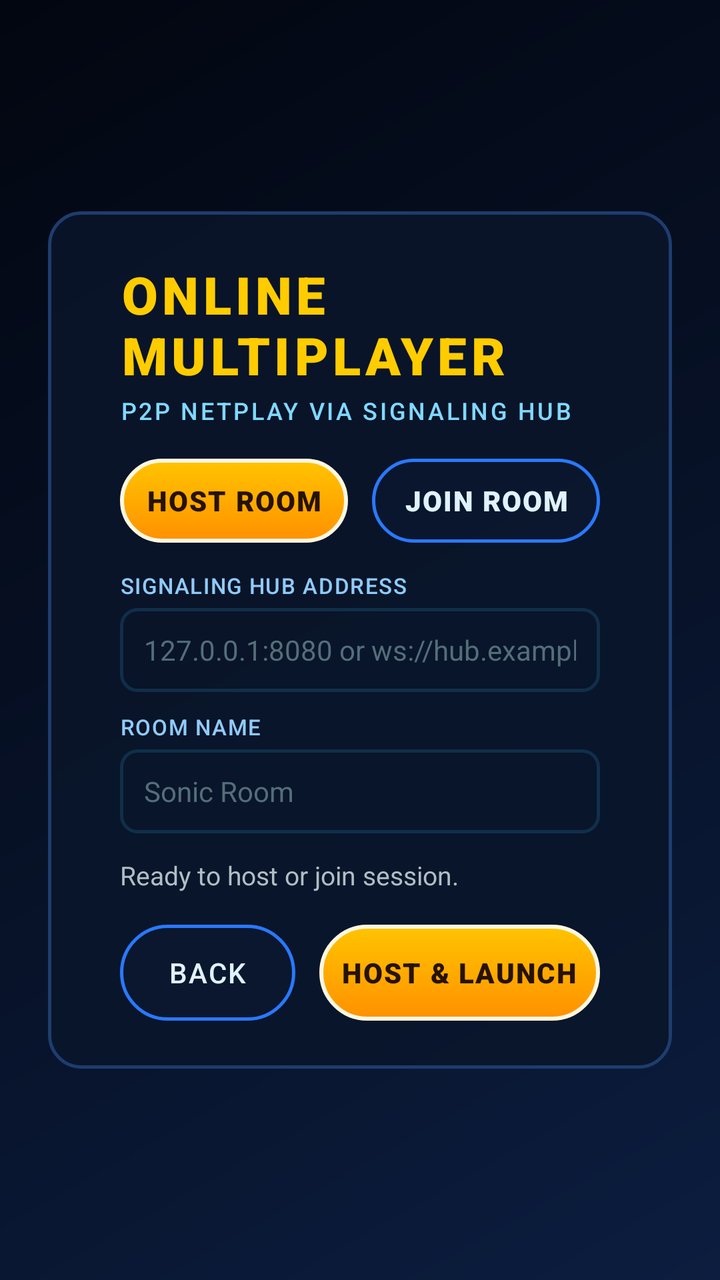
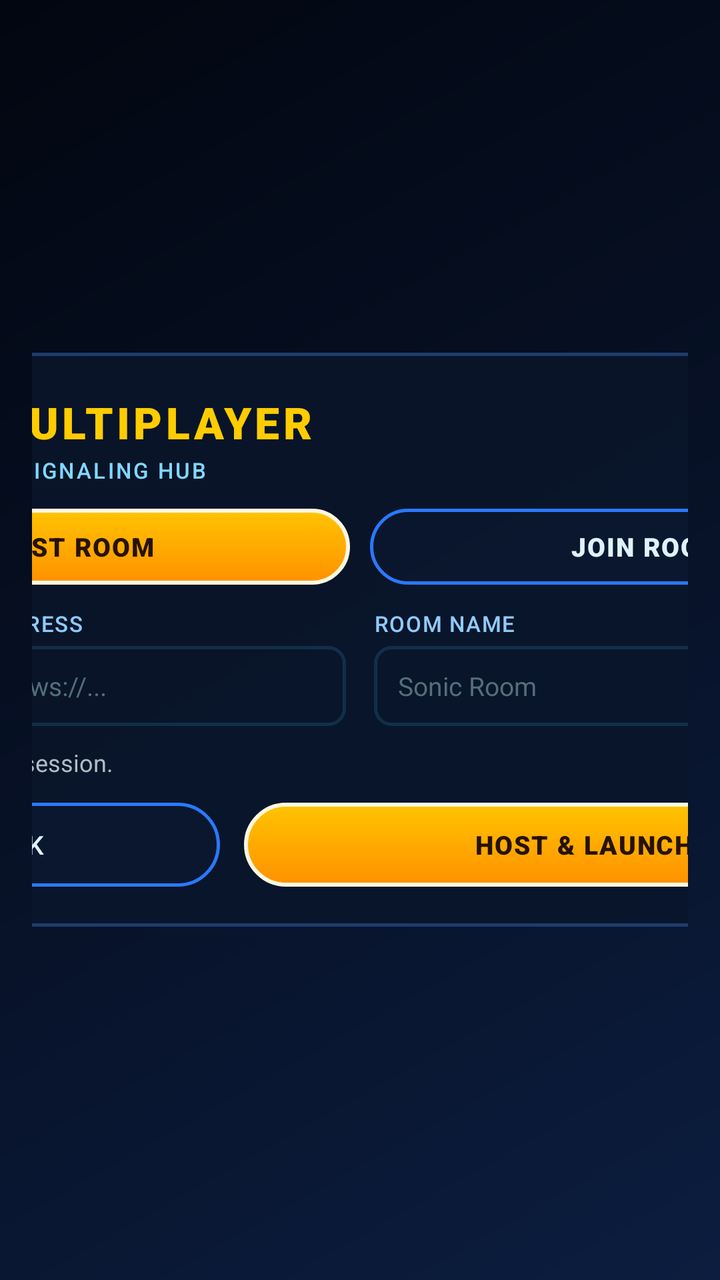

Compare the two renders of this Android layout. The source of the first and the diff that turns it into the second are given below.
<!-- AndroidManifest.xml: activity theme android:Theme.NoTitleBar.Fullscreen -->
<!-- res/layout/activity_multiplayer.xml -->
<?xml version="1.0" encoding="utf-8"?>
<RelativeLayout xmlns:android="http://schemas.android.com/apk/res/android"
    android:layout_width="match_parent"
    android:layout_height="match_parent"
    android:background="@drawable/bg_launcher"
    android:fitsSystemWindows="true"
    android:gravity="center"
    android:padding="24dp">

    <LinearLayout
        android:id="@+id/card_container"
        android:layout_width="560dp"
        android:layout_height="wrap_content"
        android:layout_centerInParent="true"
        android:background="@drawable/card_placeholder"
        android:orientation="vertical"
        android:paddingStart="36dp"
        android:paddingTop="24dp"
        android:paddingEnd="36dp"
        android:paddingBottom="24dp">

        
        <TextView
            android:id="@+id/tv_title"
            android:layout_width="wrap_content"
            android:layout_height="wrap_content"
            android:fontFamily="sans-serif-black"
            android:letterSpacing="0.08"
            android:text="ONLINE MULTIPLAYER"
            android:textColor="#FFCC00"
            android:textSize="26sp"
            android:textStyle="bold" />

        <TextView
            android:id="@+id/tv_subtitle"
            android:layout_width="wrap_content"
            android:layout_height="wrap_content"
            android:layout_marginTop="2dp"
            android:fontFamily="sans-serif-medium"
            android:letterSpacing="0.1"
            android:text="P2P NETPLAY VIA SIGNALING HUB"
            android:textColor="#80D8FF"
            android:textSize="12sp" />

        
        <LinearLayout
            android:layout_width="match_parent"
            android:layout_height="42dp"
            android:layout_marginTop="16dp"
            android:orientation="horizontal">

            <Button
                android:id="@+id/btn_role_host"
                android:layout_width="0dp"
                android:layout_height="match_parent"
                android:layout_weight="1"
                android:background="@drawable/btn_primary"
                android:fontFamily="sans-serif-black"
                android:letterSpacing="0.05"
                android:stateListAnimator="@null"
                android:text="HOST ROOM"
                android:textColor="#261200"
                android:textSize="14sp" />

            <View
                android:layout_width="12dp"
                android:layout_height="match_parent" />

            <Button
                android:id="@+id/btn_role_join"
                android:layout_width="0dp"
                android:layout_height="match_parent"
                android:layout_weight="1"
                android:background="@drawable/btn_secondary"
                android:fontFamily="sans-serif-black"
                android:letterSpacing="0.05"
                android:stateListAnimator="@null"
                android:text="JOIN ROOM"
                android:textColor="#E0F2FE"
                android:textSize="14sp" />
        </LinearLayout>

        
        <TextView
            android:layout_width="wrap_content"
            android:layout_height="wrap_content"
            android:layout_marginTop="14dp"
            android:fontFamily="sans-serif-medium"
            android:letterSpacing="0.05"
            android:text="SIGNALING HUB ADDRESS"
            android:textColor="#90CAF9"
            android:textSize="11sp" />

        <EditText
            android:id="@+id/et_hub_address"
            android:layout_width="match_parent"
            android:layout_height="42dp"
            android:layout_marginTop="4dp"
            android:background="@drawable/bg_input_field"
            android:fontFamily="sans-serif"
            android:hint="127.0.0.1:8080 or ws://hub.example.com"
            android:inputType="textUri"
            android:paddingStart="12dp"
            android:paddingEnd="12dp"
            android:textColor="#FFFFFF"
            android:textColorHint="#546E7A"
            android:textSize="14sp" />

        
        <LinearLayout
            android:id="@+id/layout_room_name"
            android:layout_width="match_parent"
            android:layout_height="wrap_content"
            android:orientation="vertical">

            <TextView
                android:layout_width="wrap_content"
                android:layout_height="wrap_content"
                android:layout_marginTop="10dp"
                android:fontFamily="sans-serif-medium"
                android:letterSpacing="0.05"
                android:text="ROOM NAME"
                android:textColor="#90CAF9"
                android:textSize="11sp" />

            <EditText
                android:id="@+id/et_room_name"
                android:layout_width="match_parent"
                android:layout_height="42dp"
                android:layout_marginTop="4dp"
                android:background="@drawable/bg_input_field"
                android:fontFamily="sans-serif"
                android:hint="Sonic Room"
                android:inputType="text"
                android:paddingStart="12dp"
                android:paddingEnd="12dp"
                android:textColor="#FFFFFF"
                android:textColorHint="#546E7A"
                android:textSize="14sp" />
        </LinearLayout>

        
        <LinearLayout
            android:id="@+id/layout_room_id"
            android:layout_width="match_parent"
            android:layout_height="wrap_content"
            android:orientation="vertical"
            android:visibility="gone">

            <TextView
                android:layout_width="wrap_content"
                android:layout_height="wrap_content"
                android:layout_marginTop="10dp"
                android:fontFamily="sans-serif-medium"
                android:letterSpacing="0.05"
                android:text="ROOM ID / CODE (OPTIONAL)"
                android:textColor="#90CAF9"
                android:textSize="11sp" />

            <EditText
                android:id="@+id/et_room_id"
                android:layout_width="match_parent"
                android:layout_height="42dp"
                android:layout_marginTop="4dp"
                android:background="@drawable/bg_input_field"
                android:fontFamily="sans-serif"
                android:hint="Leave empty for first available room"
                android:inputType="text"
                android:paddingStart="12dp"
                android:paddingEnd="12dp"
                android:textColor="#FFFFFF"
                android:textColorHint="#546E7A"
                android:textSize="14sp" />
        </LinearLayout>

        
        <LinearLayout
            android:layout_width="match_parent"
            android:layout_height="wrap_content"
            android:layout_marginTop="12dp"
            android:gravity="center_vertical"
            android:orientation="horizontal">

            <ProgressBar
                android:id="@+id/progress_bar"
                android:layout_width="20dp"
                android:layout_height="20dp"
                android:layout_marginEnd="8dp"
                android:indeterminateTint="#FFCC00"
                android:visibility="gone" />

            <TextView
                android:id="@+id/tv_status"
                android:layout_width="0dp"
                android:layout_height="wrap_content"
                android:layout_weight="1"
                android:fontFamily="sans-serif"
                android:text="Ready to host or join session."
                android:textColor="#B0BEC5"
                android:textSize="13sp" />
        </LinearLayout>

        
        <LinearLayout
            android:layout_width="match_parent"
            android:layout_height="48dp"
            android:layout_marginTop="16dp"
            android:orientation="horizontal">

            <Button
                android:id="@+id/btn_cancel"
                android:layout_width="0dp"
                android:layout_height="match_parent"
                android:layout_weight="1"
                android:background="@drawable/btn_secondary"
                android:fontFamily="sans-serif-medium"
                android:letterSpacing="0.05"
                android:stateListAnimator="@null"
                android:text="BACK"
                android:textColor="#E0F2FE"
                android:textSize="14sp" />

            <View
                android:layout_width="12dp"
                android:layout_height="match_parent" />

            <Button
                android:id="@+id/btn_start_matchmaking"
                android:layout_width="0dp"
                android:layout_height="match_parent"
                android:layout_weight="1.6"
                android:background="@drawable/btn_primary"
                android:fontFamily="sans-serif-black"
                android:letterSpacing="0.05"
                android:stateListAnimator="@null"
                android:text="HOST &amp; LAUNCH"
                android:textColor="#261200"
                android:textSize="14sp" />
        </LinearLayout>

    </LinearLayout>

</RelativeLayout>
<!-- resources referenced by this layout -->
<resources>
  <!-- drawable bg_input_field (drawable) -->
  <?xml version="1.0" encoding="utf-8"?>
  <shape xmlns:android="http://schemas.android.com/apk/res/android"
      android:shape="rectangle">
      <corners android:radius="8dp" />
      <solid android:color="#330A162B" />
      <stroke
          android:width="1.5dp"
          android:color="#2640C4FF" />
  </shape>
  <!-- drawable bg_launcher (drawable) -->
  <?xml version="1.0" encoding="utf-8"?>
  <shape xmlns:android="http://schemas.android.com/apk/res/android"
      android:shape="rectangle">
      <gradient
          android:angle="135"
          android:startColor="#0c1d3f"
          android:centerColor="#071126"
          android:endColor="#020610" />
  </shape>
  <!-- drawable btn_primary (drawable) -->
  <?xml version="1.0" encoding="utf-8"?>
  <selector xmlns:android="http://schemas.android.com/apk/res/android">
      <item android:state_pressed="true">
          <shape android:shape="rectangle">
              <corners android:radius="24dp" />
              <gradient
                  android:angle="270"
                  android:startColor="#E67300"
                  android:endColor="#BF5000" />
              <stroke
                  android:width="2dp"
                  android:color="#FFE57F" />
          </shape>
      </item>
      <item android:state_focused="true">
          <shape android:shape="rectangle">
              <corners android:radius="24dp" />
              <gradient
                  android:angle="270"
                  android:startColor="#FFA000"
                  android:endColor="#FF6F00" />
              <stroke
                  android:width="3dp"
                  android:color="#FFFFFF" />
          </shape>
      </item>
      <item>
          <shape android:shape="rectangle">
              <corners android:radius="24dp" />
              <gradient
                  android:angle="270"
                  android:startColor="#FFC400"
                  android:endColor="#FF9100" />
              <stroke
                  android:width="2dp"
                  android:color="#FFF8E1" />
          </shape>
      </item>
  </selector>
  <!-- drawable btn_secondary (drawable) -->
  <?xml version="1.0" encoding="utf-8"?>
  <selector xmlns:android="http://schemas.android.com/apk/res/android">
      <item android:state_pressed="true">
          <shape android:shape="rectangle">
              <corners android:radius="24dp" />
              <solid android:color="#4D1976D2" />
              <stroke
                  android:width="2dp"
                  android:color="#40C4FF" />
          </shape>
      </item>
      <item android:state_focused="true">
          <shape android:shape="rectangle">
              <corners android:radius="24dp" />
              <solid android:color="#331976D2" />
              <stroke
                  android:width="2.5dp"
                  android:color="#80D8FF" />
          </shape>
      </item>
      <item>
          <shape android:shape="rectangle">
              <corners android:radius="24dp" />
              <solid android:color="#26122644" />
              <stroke
                  android:width="1.5dp"
                  android:color="#2979FF" />
          </shape>
      </item>
  </selector>
  <!-- drawable card_placeholder (drawable) -->
  <?xml version="1.0" encoding="utf-8"?>
  <shape xmlns:android="http://schemas.android.com/apk/res/android"
      android:shape="rectangle">
      <corners android:radius="16dp" />
      <solid android:color="#D90A162B" />
      <stroke
          android:width="1.5dp"
          android:color="#1E3D6E" />
  </shape>
</resources>

<!-- the commit's change to res/layout/activity_multiplayer.xml (unified diff, before → after) -->
@@ -1,243 +1,270 @@
 <?xml version="1.0" encoding="utf-8"?>
-<RelativeLayout xmlns:android="http://schemas.android.com/apk/res/android"
+<ScrollView xmlns:android="http://schemas.android.com/apk/res/android"
     android:layout_width="match_parent"
     android:layout_height="match_parent"
     android:background="@drawable/bg_launcher"
-    android:fitsSystemWindows="true"
-    android:gravity="center"
-    android:padding="24dp">
+    android:fillViewport="true"
+    android:fitsSystemWindows="true">
 
     <LinearLayout
-        android:id="@+id/card_container"
-        android:layout_width="560dp"
+        android:layout_width="match_parent"
         android:layout_height="wrap_content"
-        android:layout_centerInParent="true"
-        android:background="@drawable/card_placeholder"
-        android:orientation="vertical"
-        android:paddingStart="36dp"
-        android:paddingTop="24dp"
-        android:paddingEnd="36dp"
-        android:paddingBottom="24dp">
-
-        
-        <TextView
-            android:id="@+id/tv_title"
-            android:layout_width="wrap_content"
+        android:gravity="center"
+        android:padding="16dp">
+
+        <LinearLayout
+            android:id="@+id/card_container"
+            android:layout_width="620dp"
             android:layout_height="wrap_content"
-            android:fontFamily="sans-serif-black"
-            android:letterSpacing="0.08"
-            android:text="ONLINE MULTIPLAYER"
-            android:textColor="#FFCC00"
-            android:textSize="26sp"
-            android:textStyle="bold" />
-
-        <TextView
-            android:id="@+id/tv_subtitle"
-            android:layout_width="wrap_content"
-            android:layout_height="wrap_content"
-            android:layout_marginTop="2dp"
-            android:fontFamily="sans-serif-medium"
-            android:letterSpacing="0.1"
-            android:text="P2P NETPLAY VIA SIGNALING HUB"
-            android:textColor="#80D8FF"
-            android:textSize="12sp" />
-
-        
-        <LinearLayout
-            android:layout_width="match_parent"
-            android:layout_height="42dp"
-            android:layout_marginTop="16dp"
-            android:orientation="horizontal">
-
-            <Button
-                android:id="@+id/btn_role_host"
-                android:layout_width="0dp"
-                android:layout_height="match_parent"
-                android:layout_weight="1"
-                android:background="@drawable/btn_primary"
+            android:background="@drawable/card_placeholder"
+            android:orientation="vertical"
+            android:paddingStart="28dp"
+            android:paddingTop="20dp"
+            android:paddingEnd="28dp"
+            android:paddingBottom="20dp">
+
+            
+            <TextView
+                android:id="@+id/tv_title"
+                android:layout_width="wrap_content"
+                android:layout_height="wrap_content"
                 android:fontFamily="sans-serif-black"
-                android:letterSpacing="0.05"
-                android:stateListAnimator="@null"
-                android:text="HOST ROOM"
-                android:textColor="#261200"
-                android:textSize="14sp" />
-
-            <View
-                android:layout_width="12dp"
-                android:layout_height="match_parent" />
-
-            <Button
-                android:id="@+id/btn_role_join"
-                android:layout_width="0dp"
-                android:layout_height="match_parent"
-                android:layout_weight="1"
-                android:background="@drawable/btn_secondary"
-                android:fontFamily="sans-serif-black"
-                android:letterSpacing="0.05"
-                android:stateListAnimator="@null"
-                android:text="JOIN ROOM"
-                android:textColor="#E0F2FE"
-                android:textSize="14sp" />
+                android:letterSpacing="0.08"
+                android:text="ONLINE MULTIPLAYER"
+                android:textColor="#FFCC00"
+                android:textSize="22sp"
+                android:textStyle="bold" />
+
+            <TextView
+                android:id="@+id/tv_subtitle"
+                android:layout_width="wrap_content"
+                android:layout_height="wrap_content"
+                android:layout_marginTop="2dp"
+                android:fontFamily="sans-serif-medium"
+                android:letterSpacing="0.1"
+                android:text="P2P NETPLAY VIA SIGNALING HUB"
+                android:textColor="#80D8FF"
+                android:textSize="11sp" />
+
+            
+            <LinearLayout
+                android:layout_width="match_parent"
+                android:layout_height="38dp"
+                android:layout_marginTop="12dp"
+                android:orientation="horizontal">
+
+                <Button
+                    android:id="@+id/btn_role_host"
+                    android:layout_width="0dp"
+                    android:layout_height="match_parent"
+                    android:layout_weight="1"
+                    android:background="@drawable/btn_primary"
+                    android:fontFamily="sans-serif-black"
+                    android:letterSpacing="0.05"
+                    android:stateListAnimator="@null"
+                    android:text="HOST ROOM"
+                    android:textColor="#261200"
+                    android:textSize="13sp" />
+
+                <View
+                    android:layout_width="10dp"
+                    android:layout_height="match_parent" />
+
+                <Button
+                    android:id="@+id/btn_role_join"
+                    android:layout_width="0dp"
+                    android:layout_height="match_parent"
+                    android:layout_weight="1"
+                    android:background="@drawable/btn_secondary"
+                    android:fontFamily="sans-serif-black"
+                    android:letterSpacing="0.05"
+                    android:stateListAnimator="@null"
+                    android:text="JOIN ROOM"
+                    android:textColor="#E0F2FE"
+                    android:textSize="13sp" />
+            </LinearLayout>
+
+            
+            <LinearLayout
+                android:layout_width="match_parent"
+                android:layout_height="wrap_content"
+                android:layout_marginTop="12dp"
+                android:orientation="horizontal">
+
+                
+                <LinearLayout
+                    android:layout_width="0dp"
+                    android:layout_height="wrap_content"
+                    android:layout_weight="1"
+                    android:orientation="vertical">
+
+                    <TextView
+                        android:layout_width="wrap_content"
+                        android:layout_height="wrap_content"
+                        android:fontFamily="sans-serif-medium"
+                        android:letterSpacing="0.05"
+                        android:text="SIGNALING HUB ADDRESS"
+                        android:textColor="#90CAF9"
+                        android:textSize="11sp" />
+
+                    <EditText
+                        android:id="@+id/et_hub_address"
+                        android:layout_width="match_parent"
+                        android:layout_height="40dp"
+                        android:layout_marginTop="4dp"
+                        android:background="@drawable/bg_input_field"
+                        android:fontFamily="sans-serif"
+                        android:hint="127.0.0.1:8080 or ws://..."
+                        android:inputType="textUri"
+                        android:paddingStart="12dp"
+                        android:paddingEnd="12dp"
+                        android:textColor="#FFFFFF"
+                        android:textColorHint="#546E7A"
+                        android:textSize="13sp" />
+                </LinearLayout>
+
+                <View
+                    android:layout_width="14dp"
+                    android:layout_height="match_parent" />
+
+                
+                <FrameLayout
+                    android:layout_width="0dp"
+                    android:layout_height="wrap_content"
+                    android:layout_weight="1">
+
+                    
+                    <LinearLayout
+                        android:id="@+id/layout_room_name"
+                        android:layout_width="match_parent"
+                        android:layout_height="wrap_content"
+                        android:orientation="vertical">
+
+                        <TextView
+                            android:layout_width="wrap_content"
+                            android:layout_height="wrap_content"
+                            android:fontFamily="sans-serif-medium"
+                            android:letterSpacing="0.05"
+                            android:text="ROOM NAME"
+                            android:textColor="#90CAF9"
+                            android:textSize="11sp" />
+
+                        <EditText
+                            android:id="@+id/et_room_name"
+                            android:layout_width="match_parent"
+                            android:layout_height="40dp"
+                            android:layout_marginTop="4dp"
+                            android:background="@drawable/bg_input_field"
+                            android:fontFamily="sans-serif"
+                            android:hint="Sonic Room"
+                            android:inputType="text"
+                            android:paddingStart="12dp"
+                            android:paddingEnd="12dp"
+                            android:textColor="#FFFFFF"
+                            android:textColorHint="#546E7A"
+                            android:textSize="13sp" />
+                    </LinearLayout>
+
+                    
+                    <LinearLayout
+                        android:id="@+id/layout_room_id"
+                        android:layout_width="match_parent"
+                        android:layout_height="wrap_content"
+                        android:orientation="vertical"
+                        android:visibility="gone">
+
+                        <TextView
+                            android:layout_width="wrap_content"
+                            android:layout_height="wrap_content"
+                            android:fontFamily="sans-serif-medium"
+                            android:letterSpacing="0.05"
+                            android:text="ROOM ID / CODE (OPTIONAL)"
+                            android:textColor="#90CAF9"
+                            android:textSize="11sp" />
+
+                        <EditText
+                            android:id="@+id/et_room_id"
+                            android:layout_width="match_parent"
+                            android:layout_height="40dp"
+                            android:layout_marginTop="4dp"
+                            android:background="@drawable/bg_input_field"
+                            android:fontFamily="sans-serif"
+                            android:hint="Leave empty for 1st room"
+                            android:inputType="text"
+                            android:paddingStart="12dp"
+                            android:paddingEnd="12dp"
+                            android:textColor="#FFFFFF"
+                            android:textColorHint="#546E7A"
+                            android:textSize="13sp" />
+                    </LinearLayout>
+                </FrameLayout>
+            </LinearLayout>
+
+            
+            <LinearLayout
+                android:layout_width="match_parent"
+                android:layout_height="wrap_content"
+                android:layout_marginTop="10dp"
+                android:gravity="center_vertical"
+                android:orientation="horizontal">
+
+                <ProgressBar
+                    android:id="@+id/progress_bar"
+                    android:layout_width="18dp"
+                    android:layout_height="18dp"
+                    android:layout_marginEnd="8dp"
+                    android:indeterminateTint="#FFCC00"
+                    android:visibility="gone" />
+
+                <TextView
+                    android:id="@+id/tv_status"
+                    android:layout_width="0dp"
+                    android:layout_height="wrap_content"
+                    android:layout_weight="1"
+                    android:fontFamily="sans-serif"
+                    android:text="Ready to host or join session."
+                    android:textColor="#B0BEC5"
+                    android:textSize="12sp" />
+            </LinearLayout>
+
+            
+            <LinearLayout
+                android:layout_width="match_parent"
+                android:layout_height="42dp"
+                android:layout_marginTop="12dp"
+                android:orientation="horizontal">
+
+                <Button
+                    android:id="@+id/btn_cancel"
+                    android:layout_width="0dp"
+                    android:layout_height="match_parent"
+                    android:layout_weight="1"
+                    android:background="@drawable/btn_secondary"
+                    android:fontFamily="sans-serif-medium"
+                    android:letterSpacing="0.05"
+                    android:stateListAnimator="@null"
+                    android:text="BACK"
+                    android:textColor="#E0F2FE"
+                    android:textSize="13sp" />
+
+                <View
+                    android:layout_width="12dp"
+                    android:layout_height="match_parent" />
+
+                <Button
+                    android:id="@+id/btn_start_matchmaking"
+                    android:layout_width="0dp"
+                    android:layout_height="match_parent"
+                    android:layout_weight="1.6"
+                    android:background="@drawable/btn_primary"
+                    android:fontFamily="sans-serif-black"
+                    android:letterSpacing="0.05"
+                    android:stateListAnimator="@null"
+                    android:text="HOST &amp; LAUNCH"
+                    android:textColor="#261200"
+                    android:textSize="13sp" />
+            </LinearLayout>
+
         </LinearLayout>
-
-        
-        <TextView
-            android:layout_width="wrap_content"
-            android:layout_height="wrap_content"
-            android:layout_marginTop="14dp"
-            android:fontFamily="sans-serif-medium"
-            android:letterSpacing="0.05"
-            android:text="SIGNALING HUB ADDRESS"
-            android:textColor="#90CAF9"
-            android:textSize="11sp" />
-
-        <EditText
-            android:id="@+id/et_hub_address"
-            android:layout_width="match_parent"
-            android:layout_height="42dp"
-            android:layout_marginTop="4dp"
-            android:background="@drawable/bg_input_field"
-            android:fontFamily="sans-serif"
-            android:hint="127.0.0.1:8080 or ws://hub.example.com"
-            android:inputType="textUri"
-            android:paddingStart="12dp"
-            android:paddingEnd="12dp"
-            android:textColor="#FFFFFF"
-            android:textColorHint="#546E7A"
-            android:textSize="14sp" />
-
-        
-        <LinearLayout
-            android:id="@+id/layout_room_name"
-            android:layout_width="match_parent"
-            android:layout_height="wrap_content"
-            android:orientation="vertical">
-
-            <TextView
-                android:layout_width="wrap_content"
-                android:layout_height="wrap_content"
-                android:layout_marginTop="10dp"
-                android:fontFamily="sans-serif-medium"
-                android:letterSpacing="0.05"
-                android:text="ROOM NAME"
-                android:textColor="#90CAF9"
-                android:textSize="11sp" />
-
-            <EditText
-                android:id="@+id/et_room_name"
-                android:layout_width="match_parent"
-                android:layout_height="42dp"
-                android:layout_marginTop="4dp"
-                android:background="@drawable/bg_input_field"
-                android:fontFamily="sans-serif"
-                android:hint="Sonic Room"
-                android:inputType="text"
-                android:paddingStart="12dp"
-                android:paddingEnd="12dp"
-                android:textColor="#FFFFFF"
-                android:textColorHint="#546E7A"
-                android:textSize="14sp" />
-        </LinearLayout>
-
-        
-        <LinearLayout
-            android:id="@+id/layout_room_id"
-            android:layout_width="match_parent"
-            android:layout_height="wrap_content"
-            android:orientation="vertical"
-            android:visibility="gone">
-
-            <TextView
-                android:layout_width="wrap_content"
-                android:layout_height="wrap_content"
-                android:layout_marginTop="10dp"
-                android:fontFamily="sans-serif-medium"
-                android:letterSpacing="0.05"
-                android:text="ROOM ID / CODE (OPTIONAL)"
-                android:textColor="#90CAF9"
-                android:textSize="11sp" />
-
-            <EditText
-                android:id="@+id/et_room_id"
-                android:layout_width="match_parent"
-                android:layout_height="42dp"
-                android:layout_marginTop="4dp"
-                android:background="@drawable/bg_input_field"
-                android:fontFamily="sans-serif"
-                android:hint="Leave empty for first available room"
-                android:inputType="text"
-                android:paddingStart="12dp"
-                android:paddingEnd="12dp"
-                android:textColor="#FFFFFF"
-                android:textColorHint="#546E7A"
-                android:textSize="14sp" />
-        </LinearLayout>
-
-        
-        <LinearLayout
-            android:layout_width="match_parent"
-            android:layout_height="wrap_content"
-            android:layout_marginTop="12dp"
-            android:gravity="center_vertical"
-            android:orientation="horizontal">
-
-            <ProgressBar
-                android:id="@+id/progress_bar"
-                android:layout_width="20dp"
-                android:layout_height="20dp"
-                android:layout_marginEnd="8dp"
-                android:indeterminateTint="#FFCC00"
-                android:visibility="gone" />
-
-            <TextView
-                android:id="@+id/tv_status"
-                android:layout_width="0dp"
-                android:layout_height="wrap_content"
-                android:layout_weight="1"
-                android:fontFamily="sans-serif"
-                android:text="Ready to host or join session."
-                android:textColor="#B0BEC5"
-                android:textSize="13sp" />
-        </LinearLayout>
-
-        
-        <LinearLayout
-            android:layout_width="match_parent"
-            android:layout_height="48dp"
-            android:layout_marginTop="16dp"
-            android:orientation="horizontal">
-
-            <Button
-                android:id="@+id/btn_cancel"
-                android:layout_width="0dp"
-                android:layout_height="match_parent"
-                android:layout_weight="1"
-                android:background="@drawable/btn_secondary"
-                android:fontFamily="sans-serif-medium"
-                android:letterSpacing="0.05"
-                android:stateListAnimator="@null"
-                android:text="BACK"
-                android:textColor="#E0F2FE"
-                android:textSize="14sp" />
-
-            <View
-                android:layout_width="12dp"
-                android:layout_height="match_parent" />
-
-            <Button
-                android:id="@+id/btn_start_matchmaking"
-                android:layout_width="0dp"
-                android:layout_height="match_parent"
-                android:layout_weight="1.6"
-                android:background="@drawable/btn_primary"
-                android:fontFamily="sans-serif-black"
-                android:letterSpacing="0.05"
-                android:stateListAnimator="@null"
-                android:text="HOST &amp; LAUNCH"
-                android:textColor="#261200"
-                android:textSize="14sp" />
-        </LinearLayout>
-
     </LinearLayout>
-
-</RelativeLayout>
+</ScrollView>
